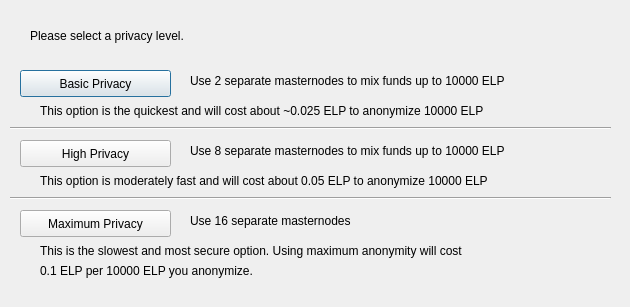
Qt form src/qt/forms/obfuscationconfig.ui (webworker01/Ellerium) before a commit.
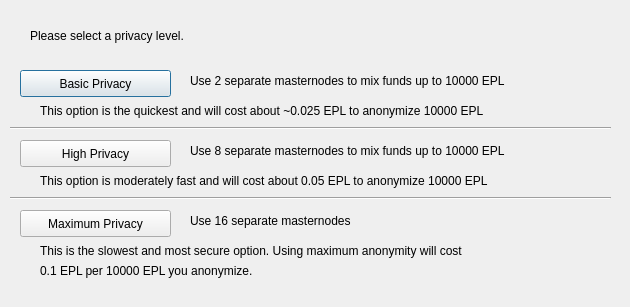
The same form after that commit.

```diff
--- a/src/qt/forms/obfuscationconfig.ui
+++ b/src/qt/forms/obfuscationconfig.ui
@@ -75,7 +75,7 @@
     </rect>
    </property>
    <property name="text">
-    <string>Use 2 separate masternodes to mix funds up to 10000 ELP</string>
+    <string>Use 2 separate masternodes to mix funds up to 10000 EPL</string>
    </property>
   </widget>
   <widget class="QLabel" name="label_3">
@@ -88,7 +88,7 @@
     </rect>
    </property>
    <property name="text">
-    <string>Use 8 separate masternodes to mix funds up to 10000 ELP</string>
+    <string>Use 8 separate masternodes to mix funds up to 10000 EPL</string>
    </property>
   </widget>
   <widget class="QLabel" name="label_4">
@@ -114,7 +114,7 @@
     </rect>
    </property>
    <property name="text">
-    <string>This option is the quickest and will cost about ~0.025 ELP to anonymize 10000 ELP</string>
+    <string>This option is the quickest and will cost about ~0.025 EPL to anonymize 10000 EPL</string>
    </property>
   </widget>
   <widget class="QLabel" name="label_7">
@@ -127,7 +127,7 @@
     </rect>
    </property>
    <property name="text">
-    <string>This option is moderately fast and will cost about 0.05 ELP to anonymize 10000 ELP</string>
+    <string>This option is moderately fast and will cost about 0.05 EPL to anonymize 10000 EPL</string>
    </property>
   </widget>
   <widget class="QLabel" name="label_8">
@@ -153,7 +153,7 @@
     </rect>
    </property>
    <property name="text">
-    <string>0.1 ELP per 10000 ELP you anonymize.</string>
+    <string>0.1 EPL per 10000 EPL you anonymize.</string>
    </property>
   </widget>
   <widget class="Line" name="line">
```
